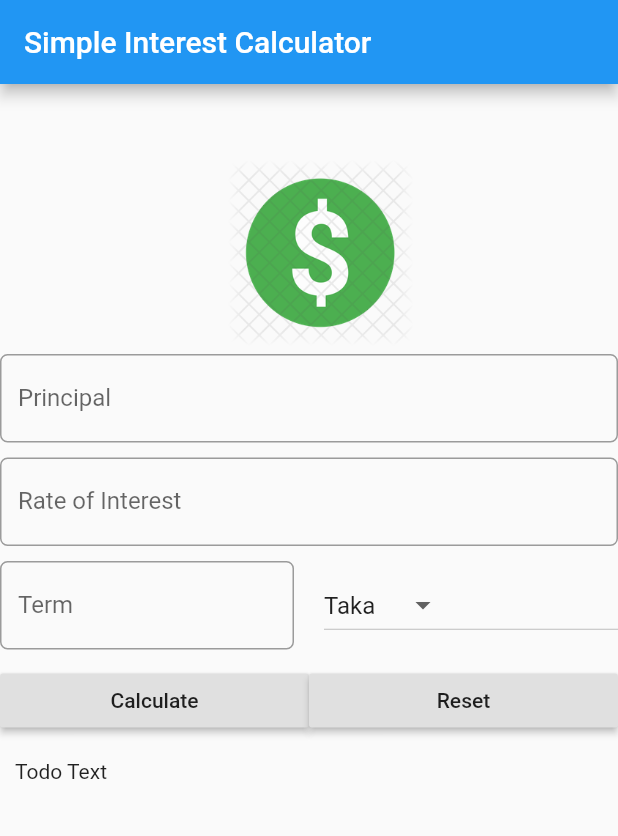
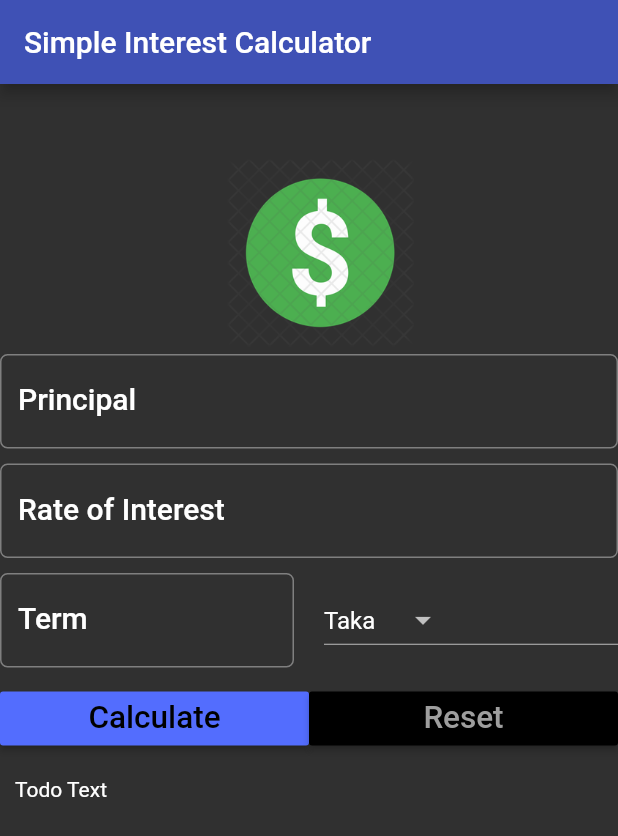
Before and after one commit to ahnayem-cse-sust/interest-calculator, a Flutter app: the screen it shows after launch, after a tap on "Calculate", on a phone screen of 412 x 824 dp. Shown: the top 836 px of the screen. Run offline on Flutter 3.47's test engine with Material 2 defaults, Android fonts, the phone set to English and light mode, and no system bars.

Commit message:
color implement

```diff
--- a/flutter_app/lib/main.dart
+++ b/flutter_app/lib/main.dart
@@ -2,8 +2,14 @@ import 'package:flutter/material.dart';
 
 void main() {
   runApp(MaterialApp(
+    debugShowCheckedModeBanner: false,
     title: 'Simple Interest Calculator App',
     home: SIForm(),
+    theme: ThemeData(
+      brightness: Brightness.dark,
+      primaryColor: Colors.indigo,
+      accentColor: Colors.indigoAccent
+    ),
   ));
 }
 
@@ -20,6 +26,9 @@ class _SIFormState extends State<SIForm> {
 
   @override
   Widget build(BuildContext context) {
+
+    TextStyle textStyle = Theme.of(context).textTheme.title;
+
     return Scaffold(
 //      resizeToAvoidBottomPadding: false,
       appBar: AppBar(
@@ -34,9 +43,11 @@ class _SIFormState extends State<SIForm> {
                   top: _minimumPadding, bottom: _minimumPadding),
               child: TextField(
                 keyboardType: TextInputType.number,
+                style: textStyle,
                 decoration: InputDecoration(
                     labelText: 'Principal',
                     hintText: 'Enter Principal e.g. 12000',
+                    labelStyle: textStyle,
                     border: OutlineInputBorder(
                         borderRadius: BorderRadius.circular(5.0))),
               ),
@@ -46,9 +57,11 @@ class _SIFormState extends State<SIForm> {
                   top: _minimumPadding, bottom: _minimumPadding),
               child: TextField(
                 keyboardType: TextInputType.number,
+                style: textStyle,
                 decoration: InputDecoration(
                     labelText: 'Rate of Interest',
                     hintText: 'In percent',
+                    labelStyle: textStyle,
                     border: OutlineInputBorder(
                         borderRadius: BorderRadius.circular(5.0))),
               ),
@@ -61,9 +74,11 @@ class _SIFormState extends State<SIForm> {
                   Expanded(
                     child: TextField(
                       keyboardType: TextInputType.number,
+                      style: textStyle,
                       decoration: InputDecoration(
                           labelText: 'Term',
                           hintText: 'Time in years',
+                          labelStyle: textStyle,
                           border: OutlineInputBorder(
                               borderRadius: BorderRadius.circular(5.0))),
                     ),
@@ -91,13 +106,17 @@ class _SIFormState extends State<SIForm> {
                 children: <Widget>[
                   Expanded(
                     child: RaisedButton(
-                      child: Text('Calculate'),
+                      color: Theme.of(context).accentColor,
+                      textColor: Theme.of(context).primaryColorDark,
+                      child: Text('Calculate', textScaleFactor: 1.5,),
                       onPressed: () {},
                     ),
                   ),
                   Expanded(
                     child: RaisedButton(
-                      child: Text('Reset'),
+                      color: Theme.of(context).primaryColorDark,
+                      textColor: Theme.of(context).primaryColorLight,
+                      child: Text('Reset', textScaleFactor: 1.5,),
                       onPressed: () {},
                     ),
                   )
```
